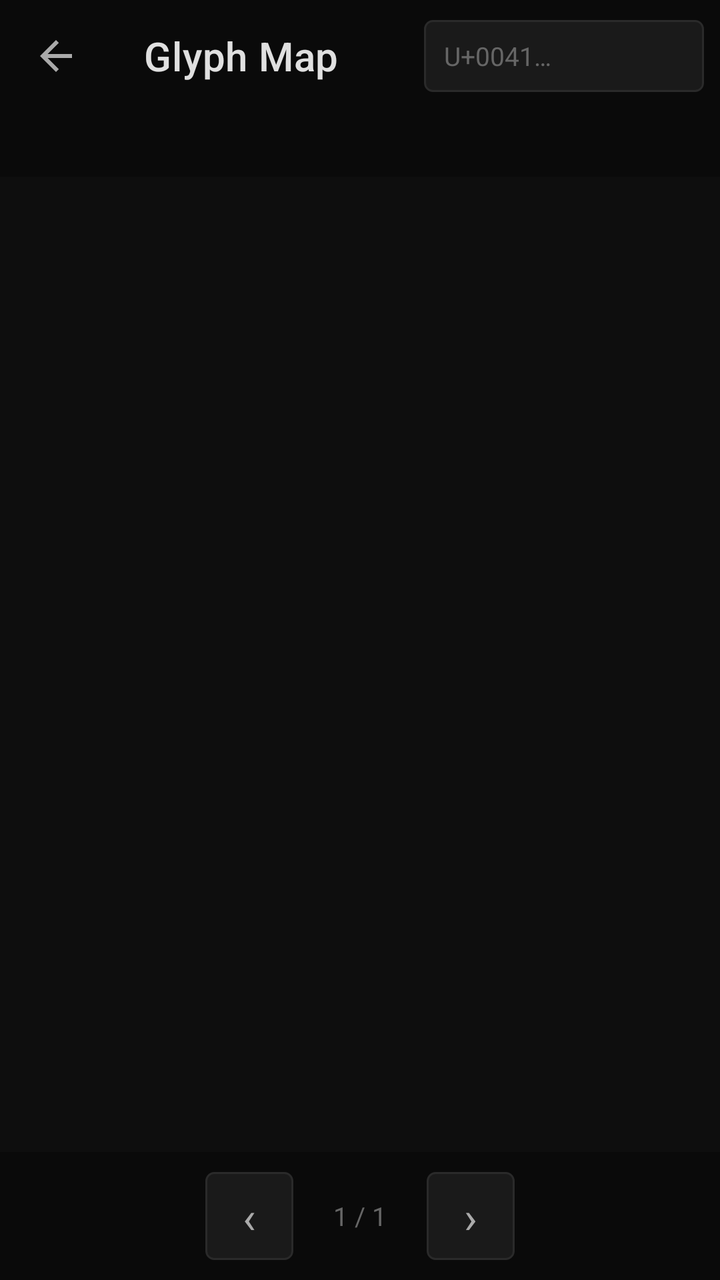
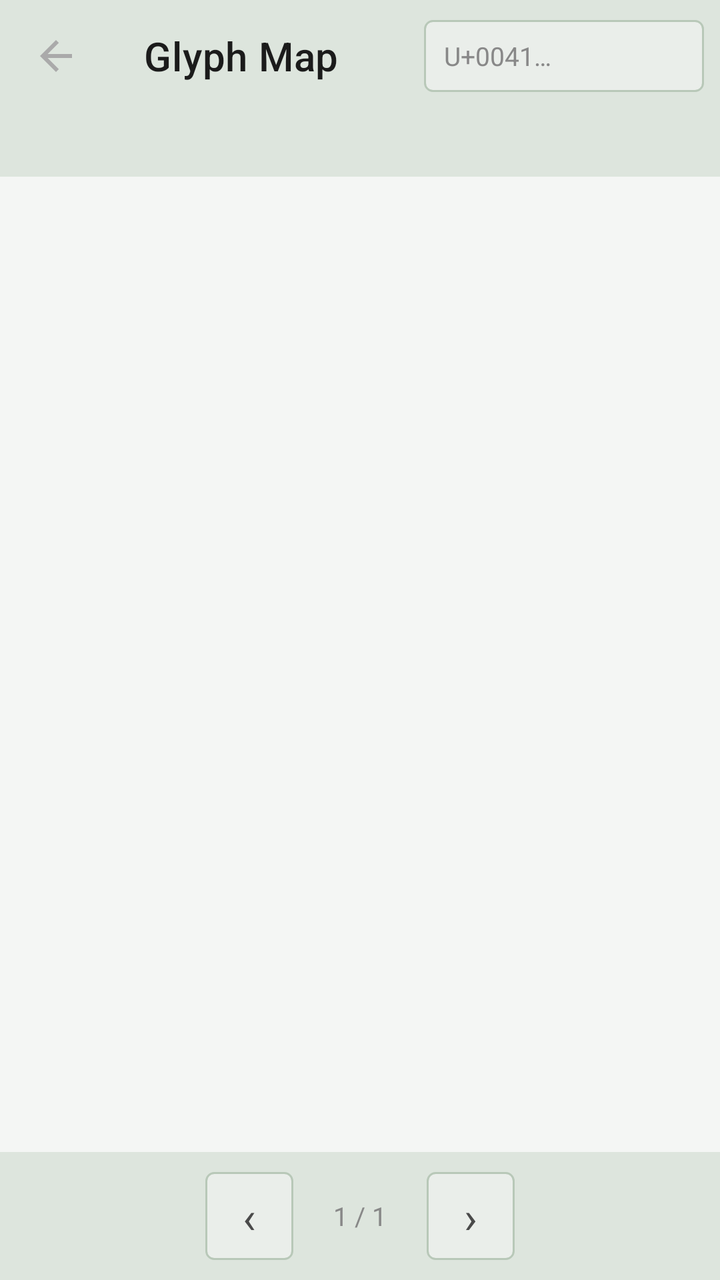

Two renders of the same Android screen: before a commit and after it. Below are the layout's source before the change and the commit's diff.
<!-- AndroidManifest.xml: application theme Theme.FontLens -->
<!-- res/layout/fragment_glyph.xml -->
<?xml version="1.0" encoding="utf-8"?>
<androidx.constraintlayout.widget.ConstraintLayout
    xmlns:android="http://schemas.android.com/apk/res/android"
    xmlns:app="http://schemas.android.com/apk/res-auto"
    android:layout_width="match_parent"
    android:layout_height="match_parent"
    android:background="@color/bg_primary">

    <androidx.appcompat.widget.Toolbar
        android:id="@+id/toolbar"
        android:layout_width="0dp"
        android:layout_height="?attr/actionBarSize"
        android:background="@color/bg_sidebar"
        app:layout_constraintEnd_toEndOf="parent"
        app:layout_constraintStart_toStartOf="parent"
        app:layout_constraintTop_toTopOf="parent"
        app:navigationIcon="@drawable/ic_back"
        app:navigationIconTint="@color/text_secondary"
        app:title="@string/glyph_map"
        app:titleTextColor="@color/text_primary">

        <com.google.android.material.textfield.TextInputEditText
            android:id="@+id/et_search"
            android:layout_width="140dp"
            android:layout_height="36dp"
            android:layout_gravity="end"
            android:layout_marginEnd="8dp"
            android:background="@drawable/bg_search_small"
            android:hint="U+0041…"
            android:textColorHint="@color/text_muted"
            android:textColor="@color/text_primary"
            android:textSize="13sp"
            android:paddingStart="10dp"
            android:paddingEnd="10dp"
            android:imeOptions="actionSearch"
            android:inputType="text"
            android:singleLine="true" />

    </androidx.appcompat.widget.Toolbar>

    
    <TextView
        android:id="@+id/tv_glyph_count"
        android:layout_width="0dp"
        android:layout_height="wrap_content"
        android:padding="8dp"
        android:paddingStart="16dp"
        android:textColor="@color/text_muted"
        android:textSize="12sp"
        android:letterSpacing="0.05"
        android:background="@color/bg_sidebar"
        app:layout_constraintEnd_toEndOf="parent"
        app:layout_constraintStart_toStartOf="parent"
        app:layout_constraintTop_toBottomOf="@id/toolbar" />

    
    <androidx.recyclerview.widget.RecyclerView
        android:id="@+id/rv_glyphs"
        android:layout_width="0dp"
        android:layout_height="0dp"
        android:paddingTop="4dp"
        android:paddingBottom="80dp"
        android:clipToPadding="false"
        app:layout_constraintBottom_toTopOf="@id/pagination_bar"
        app:layout_constraintEnd_toEndOf="parent"
        app:layout_constraintStart_toStartOf="parent"
        app:layout_constraintTop_toBottomOf="@id/tv_glyph_count" />

    
    <LinearLayout
        android:id="@+id/pagination_bar"
        android:layout_width="0dp"
        android:layout_height="wrap_content"
        android:orientation="horizontal"
        android:gravity="center"
        android:padding="10dp"
        android:background="@color/bg_sidebar"
        app:layout_constraintBottom_toBottomOf="parent"
        app:layout_constraintEnd_toEndOf="parent"
        app:layout_constraintStart_toStartOf="parent">

        <TextView
            android:id="@+id/btn_prev"
            android:layout_width="44dp"
            android:layout_height="44dp"
            android:gravity="center"
            android:text="‹"
            android:textSize="22sp"
            android:textColor="@color/text_secondary"
            android:background="@drawable/bg_style_btn"
            android:clickable="true"
            android:focusable="true" />

        <TextView
            android:id="@+id/tv_page"
            android:layout_width="wrap_content"
            android:layout_height="wrap_content"
            android:layout_marginStart="20dp"
            android:layout_marginEnd="20dp"
            android:textColor="@color/text_muted"
            android:textSize="13sp"
            android:text="1 / 1" />

        <TextView
            android:id="@+id/btn_next"
            android:layout_width="44dp"
            android:layout_height="44dp"
            android:gravity="center"
            android:text="›"
            android:textSize="22sp"
            android:textColor="@color/text_secondary"
            android:background="@drawable/bg_style_btn"
            android:clickable="true"
            android:focusable="true" />

    </LinearLayout>

</androidx.constraintlayout.widget.ConstraintLayout>
<!-- resources referenced by this layout -->
<resources>
  <color name="bg_primary">#0E0E0E</color>
  <color name="bg_sidebar">#0A0A0A</color>
  <color name="text_muted">#666666</color>
  <color name="text_primary">#E0E0E0</color>
  <color name="text_secondary">#AAAAAA</color>
  <!-- drawable bg_search_small (drawable) -->
  <?xml version="1.0" encoding="utf-8"?>
  <shape xmlns:android="http://schemas.android.com/apk/res/android" android:shape="rectangle">
      <solid android:color="#1A1A1A"/>
      <stroke android:width="1dp" android:color="#2A2A2A"/>
      <corners android:radius="4dp"/>
  </shape>
  <!-- drawable bg_style_btn (drawable) -->
  <?xml version="1.0" encoding="utf-8"?>
  <shape xmlns:android="http://schemas.android.com/apk/res/android" android:shape="rectangle">
      <solid android:color="#1A1A1A"/>
      <stroke android:width="1dp" android:color="#2A2A2A"/>
      <corners android:radius="4dp"/>
  </shape>
  <!-- drawable ic_back (drawable) -->
  <vector xmlns:android="http://schemas.android.com/apk/res/android" android:width="24dp" android:height="24dp" android:viewportWidth="24" android:viewportHeight="24">
    <path android:fillColor="#AAAAAA" android:pathData="M20,11H7.83l5.59,-5.59L12,4l-8,8 8,8 1.41,-1.41L7.83,13H20v-2z"/>
  </vector>
  <string name="glyph_map">Glyph Map</string>
  <style name="Theme.FontLens" parent="Theme.MaterialComponents.DayNight.NoActionBar">
          <item name="colorPrimary">@color/accent</item>
          <item name="colorPrimaryVariant">@color/accent_dim</item>
          <item name="colorOnPrimary">@color/bg_primary</item>
          <item name="colorSecondary">@color/accent</item>
          <item name="colorSurface">@color/bg_surface</item>
          <item name="colorOnSurface">@color/text_primary</item>
          <item name="android:colorBackground">@color/bg_primary</item>
          <item name="android:windowBackground">@color/bg_primary</item>
          <item name="android:statusBarColor">@color/bg_sidebar</item>
          <item name="android:navigationBarColor">@color/bg_sidebar</item>
          <item name="android:textColorPrimary">@color/text_primary</item>
          <item name="android:textColorSecondary">@color/text_secondary</item>
          <item name="materialCardViewStyle">@style/CardStyle</item>
      </style>
  <color name="accent">#E8C547</color>
  <color name="accent_dim">#1A1800</color>
  <color name="bg_surface">#141414</color>
  <style name="CardStyle" parent="Widget.MaterialComponents.CardView">
          <item name="cardBackgroundColor">@color/bg_surface</item>
          <item name="cardCornerRadius">8dp</item>
          <item name="cardElevation">0dp</item>
          <item name="strokeColor">@color/divider</item>
          <item name="strokeWidth">1dp</item>
      </style>
  <color name="divider">#1F1F1F</color>
</resources>

<!-- the commit's change to res/layout/fragment_glyph.xml (unified diff, before → after) -->
@@ -4,20 +4,20 @@
     xmlns:app="http://schemas.android.com/apk/res-auto"
     android:layout_width="match_parent"
     android:layout_height="match_parent"
-    android:background="@color/bg_primary">
+    android:background="?attr/bgPrimary">
 
     <androidx.appcompat.widget.Toolbar
         android:id="@+id/toolbar"
         android:layout_width="0dp"
         android:layout_height="?attr/actionBarSize"
-        android:background="@color/bg_sidebar"
+        android:background="?attr/bgSidebar"
         app:layout_constraintEnd_toEndOf="parent"
         app:layout_constraintStart_toStartOf="parent"
         app:layout_constraintTop_toTopOf="parent"
         app:navigationIcon="@drawable/ic_back"
-        app:navigationIconTint="@color/text_secondary"
+        app:navigationIconTint="?attr/textSecondary"
         app:title="@string/glyph_map"
-        app:titleTextColor="@color/text_primary">
+        app:titleTextColor="?attr/textPrimary">
 
         <com.google.android.material.textfield.TextInputEditText
             android:id="@+id/et_search"
@@ -27,8 +27,8 @@
             android:layout_marginEnd="8dp"
             android:background="@drawable/bg_search_small"
             android:hint="U+0041…"
-            android:textColorHint="@color/text_muted"
-            android:textColor="@color/text_primary"
+            android:textColorHint="?attr/textMuted"
+            android:textColor="?attr/textPrimary"
             android:textSize="13sp"
             android:paddingStart="10dp"
             android:paddingEnd="10dp"
@@ -45,10 +45,10 @@
         android:layout_height="wrap_content"
         android:padding="8dp"
         android:paddingStart="16dp"
-        android:textColor="@color/text_muted"
+        android:textColor="?attr/textMuted"
         android:textSize="12sp"
         android:letterSpacing="0.05"
-        android:background="@color/bg_sidebar"
+        android:background="?attr/bgSidebar"
         app:layout_constraintEnd_toEndOf="parent"
         app:layout_constraintStart_toStartOf="parent"
         app:layout_constraintTop_toBottomOf="@id/toolbar" />
@@ -74,7 +74,7 @@
         android:orientation="horizontal"
         android:gravity="center"
         android:padding="10dp"
-        android:background="@color/bg_sidebar"
+        android:background="?attr/bgSidebar"
         app:layout_constraintBottom_toBottomOf="parent"
         app:layout_constraintEnd_toEndOf="parent"
         app:layout_constraintStart_toStartOf="parent">
@@ -86,7 +86,7 @@
             android:gravity="center"
             android:text="‹"
             android:textSize="22sp"
-            android:textColor="@color/text_secondary"
+            android:textColor="?attr/textSecondary"
             android:background="@drawable/bg_style_btn"
             android:clickable="true"
             android:focusable="true" />
@@ -97,7 +97,7 @@
             android:layout_height="wrap_content"
             android:layout_marginStart="20dp"
             android:layout_marginEnd="20dp"
-            android:textColor="@color/text_muted"
+            android:textColor="?attr/textMuted"
             android:textSize="13sp"
             android:text="1 / 1" />
 
@@ -108,7 +108,7 @@
             android:gravity="center"
             android:text="›"
             android:textSize="22sp"
-            android:textColor="@color/text_secondary"
+            android:textColor="?attr/textSecondary"
             android:background="@drawable/bg_style_btn"
             android:clickable="true"
             android:focusable="true" />
<!-- resource entries referenced after the edit -->
@@ -1,22 +1,17 @@
 <!-- resources referenced by this layout -->
 <resources>
-  <color name="bg_primary">#0E0E0E</color>
-  <color name="bg_sidebar">#0A0A0A</color>
-  <color name="text_muted">#666666</color>
-  <color name="text_primary">#E0E0E0</color>
-  <color name="text_secondary">#AAAAAA</color>
   <!-- drawable bg_search_small (drawable) -->
   <?xml version="1.0" encoding="utf-8"?>
   <shape xmlns:android="http://schemas.android.com/apk/res/android" android:shape="rectangle">
-      <solid android:color="#1A1A1A"/>
-      <stroke android:width="1dp" android:color="#2A2A2A"/>
+      <solid android:color="?attr/bgElevated"/>
+      <stroke android:width="1dp" android:color="?attr/borderColor"/>
       <corners android:radius="4dp"/>
   </shape>
   <!-- drawable bg_style_btn (drawable) -->
   <?xml version="1.0" encoding="utf-8"?>
   <shape xmlns:android="http://schemas.android.com/apk/res/android" android:shape="rectangle">
-      <solid android:color="#1A1A1A"/>
-      <stroke android:width="1dp" android:color="#2A2A2A"/>
+      <solid android:color="?attr/bgElevated"/>
+      <stroke android:width="1dp" android:color="?attr/borderColor"/>
       <corners android:radius="4dp"/>
   </shape>
   <!-- drawable ic_back (drawable) -->
@@ -24,31 +19,43 @@
     <path android:fillColor="#AAAAAA" android:pathData="M20,11H7.83l5.59,-5.59L12,4l-8,8 8,8 1.41,-1.41L7.83,13H20v-2z"/>
   </vector>
   <string name="glyph_map">Glyph Map</string>
-  <style name="Theme.FontLens" parent="Theme.MaterialComponents.DayNight.NoActionBar">
-          <item name="colorPrimary">@color/accent</item>
-          <item name="colorPrimaryVariant">@color/accent_dim</item>
-          <item name="colorOnPrimary">@color/bg_primary</item>
-          <item name="colorSecondary">@color/accent</item>
-          <item name="colorSurface">@color/bg_surface</item>
-          <item name="colorOnSurface">@color/text_primary</item>
-          <item name="android:colorBackground">@color/bg_primary</item>
-          <item name="android:windowBackground">@color/bg_primary</item>
-          <item name="android:statusBarColor">@color/bg_sidebar</item>
-          <item name="android:navigationBarColor">@color/bg_sidebar</item>
-          <item name="android:textColorPrimary">@color/text_primary</item>
-          <item name="android:textColorSecondary">@color/text_secondary</item>
-          <item name="materialCardViewStyle">@style/CardStyle</item>
+  <style name="Theme.FontLens" parent="Theme.FontLens.Green.Light" />
+  <style name="Theme.FontLens.Green.Light" parent="Theme.MaterialComponents.Light.NoActionBar">
+          <item name="colorPrimary">@color/green_light_accent</item>
+          <item name="colorPrimaryVariant">@color/green_light_accent_dim</item>
+          <item name="colorOnPrimary">#FFFFFF</item>
+          <item name="colorSecondary">@color/green_light_accent</item>
+          <item name="colorSurface">@color/green_light_bg_surface</item>
+          <item name="colorOnSurface">@color/green_light_text_primary</item>
+          <item name="android:colorBackground">@color/green_light_bg_primary</item>
+          <item name="android:windowBackground">@color/green_light_bg_primary</item>
+          <item name="android:statusBarColor">@color/green_light_bg_sidebar</item>
+          <item name="android:navigationBarColor">@color/green_light_bg_sidebar</item>
+          <item name="android:textColorPrimary">@color/green_light_text_primary</item>
+          <item name="android:textColorSecondary">@color/green_light_text_secondary</item>
+          
+          <item name="bgPrimary">@color/green_light_bg_primary</item>
+          <item name="bgSurface">@color/green_light_bg_surface</item>
+          <item name="bgElevated">@color/green_light_bg_elevated</item>
+          <item name="bgSidebar">@color/green_light_bg_sidebar</item>
+          <item name="accentColor">@color/green_light_accent</item>
+          <item name="accentDim">@color/green_light_accent_dim</item>
+          <item name="textPrimary">@color/green_light_text_primary</item>
+          <item name="textSecondary">@color/green_light_text_secondary</item>
+          <item name="textMuted">@color/green_light_text_muted</item>
+          <item name="dividerColor">@color/green_light_divider</item>
+          <item name="borderColor">@color/green_light_border</item>
       </style>
-  <color name="accent">#E8C547</color>
-  <color name="accent_dim">#1A1800</color>
-  <color name="bg_surface">#141414</color>
-  <style name="CardStyle" parent="Widget.MaterialComponents.CardView">
-          <item name="cardBackgroundColor">@color/bg_surface</item>
-          <item name="cardCornerRadius">8dp</item>
-          <item name="cardElevation">0dp</item>
-          <item name="strokeColor">@color/divider</item>
-          <item name="strokeWidth">1dp</item>
-      </style>
-  <color name="divider">#1F1F1F</color>
+  <color name="green_light_accent">#2E7D32</color>
+  <color name="green_light_accent_dim">#C8E6C9</color>
+  <color name="green_light_bg_surface">#FFFFFF</color>
+  <color name="green_light_text_primary">#1B1B1B</color>
+  <color name="green_light_bg_primary">#F4F6F4</color>
+  <color name="green_light_bg_sidebar">#DDE5DD</color>
+  <color name="green_light_text_secondary">#4A4A4A</color>
+  <color name="green_light_bg_elevated">#EAEEEA</color>
+  <color name="green_light_text_muted">#888888</color>
+  <color name="green_light_divider">#D0D9D0</color>
+  <color name="green_light_border">#B8C8B8</color>
 </resources>
 
